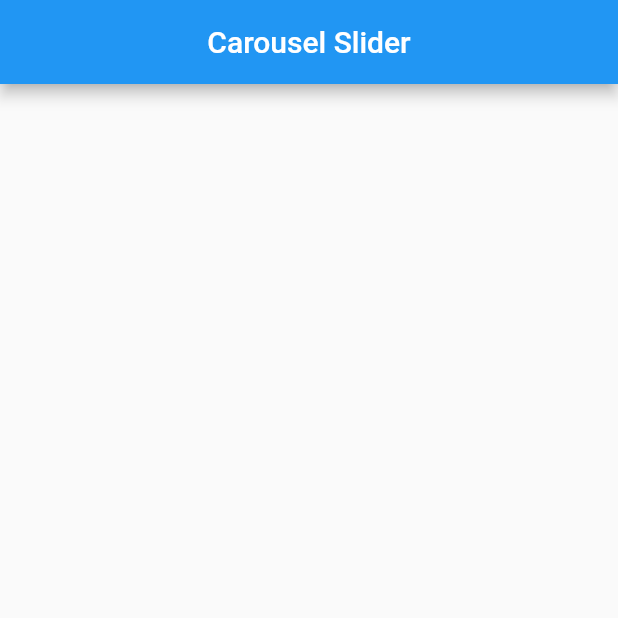
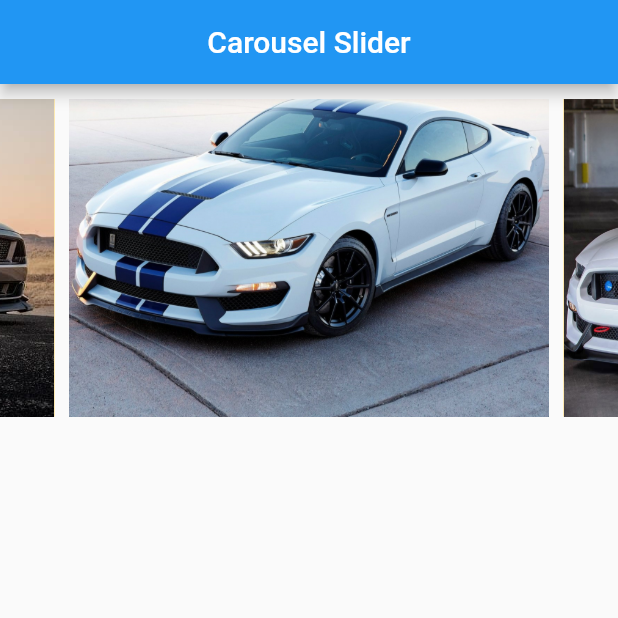
Before and after one commit to ashutosh-rai-78/Carousel-Slider, a Flutter app: the screen it shows after launch, on a phone screen of 412 x 824 dp, the top half of it. Run offline on Flutter 3.47's test engine with Material 2 defaults, Android fonts, the phone set to English and light mode, and no system bars; drawn by our look-alikes of carousel_slider.

Commit message:
final commit

```diff
--- a/lib/main.dart
+++ b/lib/main.dart
@@ -11,6 +11,13 @@ class MyApp extends StatefulWidget {
 }
 
 class _MyAppState extends State<MyApp> {
+  final imagesPath = [
+    'images/gt.jpg',
+    'images/mustang_gt.jpg',
+    'images/mustang_i.jpg',
+    'images/mustang.jpg',
+  ];
+
   @override
   Widget build(BuildContext context) {
     return MaterialApp(
@@ -19,7 +26,27 @@ class _MyAppState extends State<MyApp> {
         title: Text('Carousel Slider'),
         centerTitle: true,
       ),
-      body: Container(),
+      body: SafeArea(
+        child: CarouselSlider(
+            options: CarouselOptions(autoPlay: true),
+            items: imagesPath.map((imagePath) {
+              return Builder(
+                builder: (BuildContext context) {
+                  return Container(
+                    width: MediaQuery.of(context).size.width,
+                    margin: EdgeInsets.symmetric(horizontal: 5.0, vertical: 10),
+                    decoration: BoxDecoration(
+                      color: Colors.amber,
+                    ),
+                    child: Image.asset(
+                      imagePath,
+                      fit: BoxFit.cover,
+                    ),
+                  );
+                },
+              );
+            }).toList()),
+      ),
     ));
   }
 }
--- a/pubspec.yaml
+++ b/pubspec.yaml
@@ -29,6 +29,7 @@ environment:
 dependencies:
   flutter:
     sdk: flutter
+  carousel_slider: ^4.1.1
 
   # The following adds the Cupertino Icons font to your application.
   # Use with the CupertinoIcons class for iOS style icons.
@@ -57,8 +58,8 @@ flutter:
   uses-material-design: true
 
   # To add assets to your application, add an assets section, like this:
-  # assets:
-    # - images/
+  assets:
+    - images/
   #   - images/a_dot_ham.jpeg
 
   # An image asset can refer to one or more resolution-specific "variants", see
```
Also changed, not shown: pubspec.lock.
